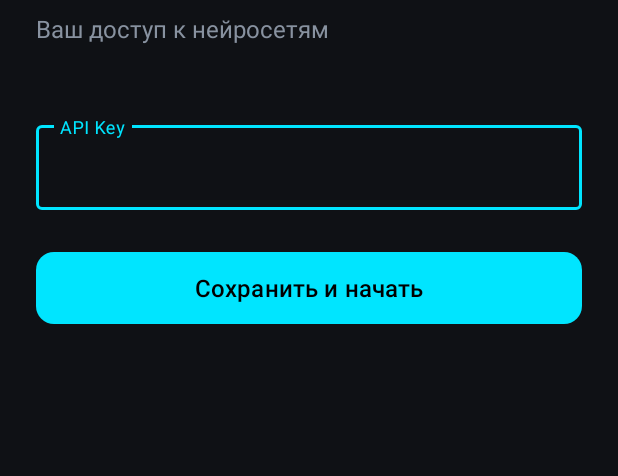
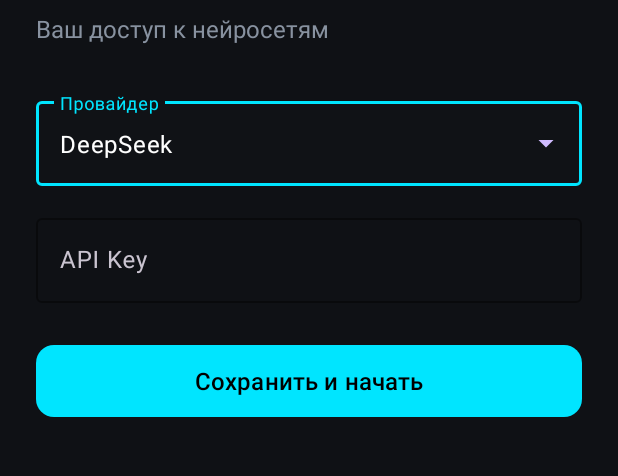
Before and after one commit to Ivan73738182/KeyFlow, an Android app: the screen it shows after launch (MainActivity), on a phone screen of 412 x 824 dp, the part 101-577 px from its top. Run offline under Robolectric (Android 15) with nearby library versions, the phone set to English and light mode, and no system bars.

Commit message:
Feat: add provider selection to settings

```diff
--- a/app/src/main/java/com/ivangames/keyflow/MainActivity.kt
+++ b/app/src/main/java/com/ivangames/keyflow/MainActivity.kt
@@ -1,7 +1,8 @@
 package com.ivangames.keyflow
 
-import android.content.Context
 import android.os.Bundle
+import android.widget.ArrayAdapter
+import android.widget.AutoCompleteTextView
 import android.widget.Toast
 import androidx.appcompat.app.AppCompatActivity
 import androidx.security.crypto.EncryptedSharedPreferences
@@ -14,22 +15,31 @@ class MainActivity : AppCompatActivity() {
         super.onCreate(savedInstanceState)
         setContentView(R.layout.activity_main)
 
+        val actProvider = findViewById<AutoCompleteTextView>(R.id.actProvider)
         val etApiKey = findViewById<TextInputEditText>(R.id.etApiKey)
         val btnSave = findViewById<MaterialButton>(R.id.btnSave)
 
+        // Список провайдеров
+        val providers = arrayOf("DeepSeek", "OpenAI", "OpenRouter", "Anthropic (Claude)", "Другой")
+        val adapter = ArrayAdapter(this, android.R.layout.simple_dropdown_item_1line, providers)
+        actProvider.setAdapter(adapter)
+        actProvider.setText("DeepSeek", false) // По умолчанию
+
         btnSave.setOnClickListener {
             val apiKey = etApiKey.text.toString().trim()
+            val provider = actProvider.text.toString()
+
             if (apiKey.isEmpty()) {
                 Toast.makeText(this, "Введите API ключ", Toast.LENGTH_SHORT).show()
                 return@setOnClickListener
             }
 
-            saveApiKey(apiKey)
-            Toast.makeText(this, "Ключ сохранен безопасно! (Дальше будет чат)", Toast.LENGTH_LONG).show()
+            saveSettings(apiKey, provider)
+            Toast.makeText(this, "Ключ ($provider) сохранен безопасно!", Toast.LENGTH_LONG).show()
         }
     }
 
-    private fun saveApiKey(apiKey: String) {
+    private fun saveSettings(apiKey: String, provider: String) {
         val masterKey = MasterKey.Builder(this)
             .setKeyScheme(MasterKey.KeyScheme.AES256_GCM)
             .build()
@@ -43,5 +53,6 @@ class MainActivity : AppCompatActivity() {
         )
 
         sharedPreferences.edit().putString("api_key", apiKey).apply()
+        sharedPreferences.edit().putString("provider", provider).apply()
     }
 }
--- a/app/src/main/res/layout/activity_main.xml
+++ b/app/src/main/res/layout/activity_main.xml
@@ -28,16 +28,36 @@
         app:layout_constraintTop_toBottomOf="@id/tvTitle"
         app:layout_constraintStart_toStartOf="parent" />
 
+    <!-- Выбор провайдера -->
+    <com.google.android.material.textfield.TextInputLayout
+        android:id="@+id/tilProvider"
+        style="@style/Widget.Material3.TextInputLayout.OutlinedBox.ExposedDropdownMenu"
+        android:layout_width="match_parent"
+        android:layout_height="wrap_content"
+        android:layout_marginTop="32dp"
+        android:hint="Провайдер"
+        app:boxStrokeColor="#00E5FF"
+        app:hintTextColor="#00E5FF"
+        app:layout_constraintTop_toBottomOf="@id/tvSubtitle">
+
+        <AutoCompleteTextView
+            android:id="@+id/actProvider"
+            android:layout_width="match_parent"
+            android:layout_height="wrap_content"
+            android:textColor="#FFFFFF"
+            android:inputType="none" />
+    </com.google.android.material.textfield.TextInputLayout>
+
     <com.google.android.material.textfield.TextInputLayout
         android:id="@+id/tilApiKey"
         style="@style/Widget.Material3.TextInputLayout.OutlinedBox"
         android:layout_width="match_parent"
         android:layout_height="wrap_content"
-        android:layout_marginTop="48dp"
+        android:layout_marginTop="16dp"
         android:hint="API Key"
         app:boxStrokeColor="#00E5FF"
         app:hintTextColor="#00E5FF"
-        app:layout_constraintTop_toBottomOf="@id/tvSubtitle">
+        app:layout_constraintTop_toBottomOf="@id/tilProvider">
 
         <com.google.android.material.textfield.TextInputEditText
             android:id="@+id/etApiKey"
```
